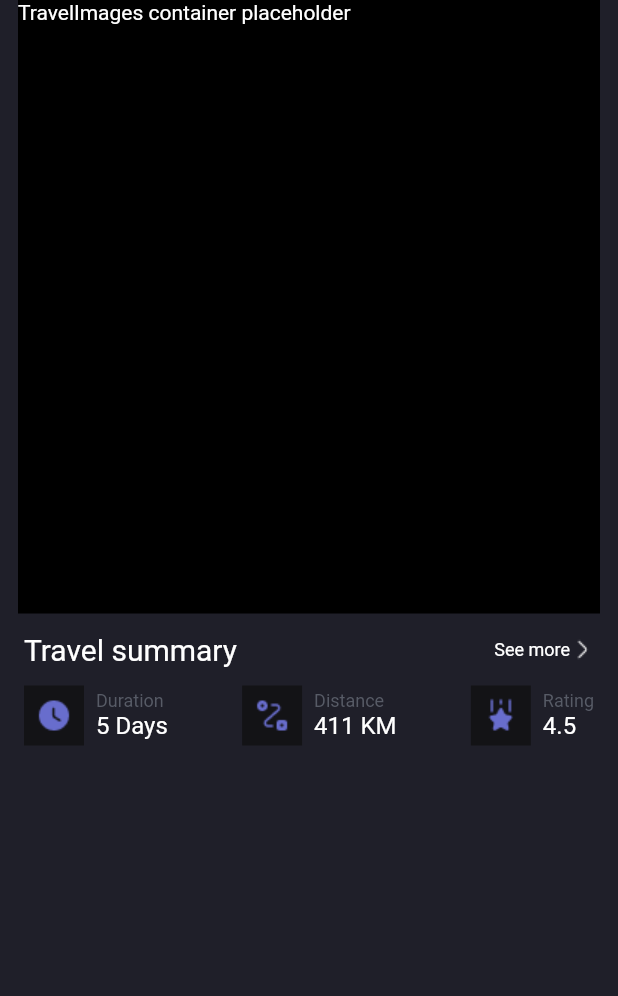
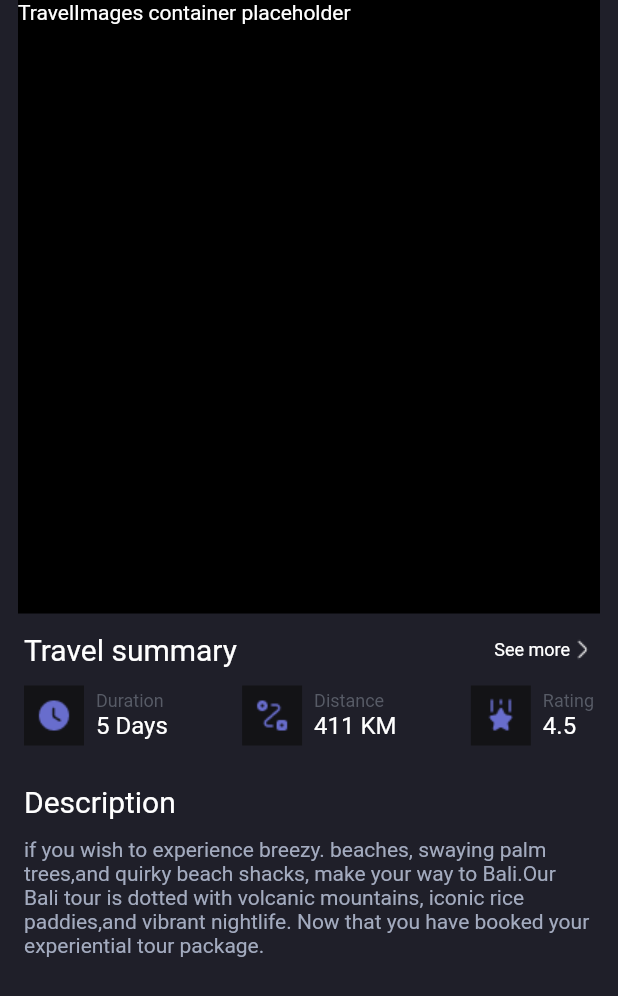
Before and after one commit to berzinsk/ui_tour_booking_app_flutter, a Flutter app: the screen it shows after launch, on a phone screen of 412 x 824 dp. Shown: the top 996 px of the screen. Run offline on Flutter 3.47's test engine with Material 2 defaults, Android fonts, the light colour scheme and no system bars.

Commit message:
Add UI For travel summary description

```diff
--- a/lib/components/travel_details/travel_summary.dart
+++ b/lib/components/travel_details/travel_summary.dart
@@ -9,9 +9,37 @@ class TravelSummary extends StatelessWidget {
   @override
   Widget build(BuildContext context) {
     return Column(
-      children: const [
-        TravelSummaryHeader(),
-        TravelSummaryDetails(),
+      children: [
+        const TravelSummaryHeader(),
+        const TravelSummaryDetails(),
+        Padding(
+          padding: const EdgeInsets.only(top: 26.0),
+          child: Column(
+            crossAxisAlignment: CrossAxisAlignment.start,
+            children: const [
+              Padding(
+                padding: EdgeInsets.only(bottom: 12.0),
+                child: Text(
+                  'Description',
+                  style: TextStyle(
+                    fontSize: 20.0,
+                    color: Colors.white,
+                  ),
+                ),
+              ),
+              Text(
+                'if you wish to experience breezy. beaches, swaying palm trees,'
+                'and quirky beach shacks, make your way to Bali.'
+                'Our Bali tour is dotted with volcanic mountains, iconic rice paddies,'
+                'and vibrant nightlife. Now that you have booked your experiential tour package.',
+                style: TextStyle(
+                  fontSize: 14.0,
+                  color: Color(0xffa3abbf),
+                ),
+              )
+            ],
+          ),
+        )
       ],
     );
   }
```
